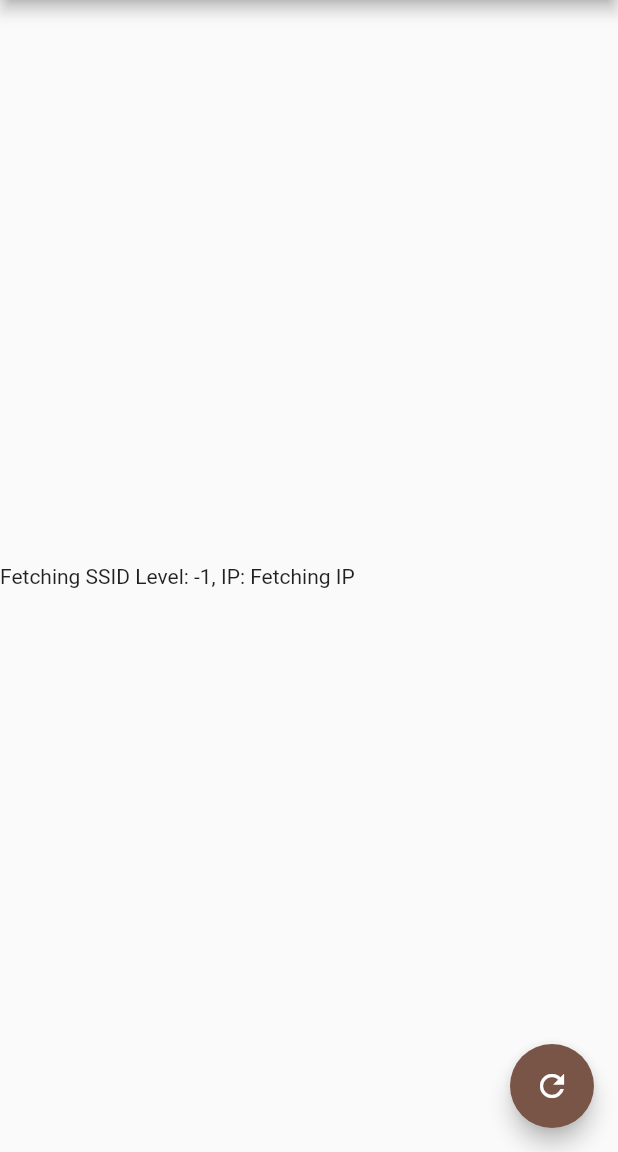
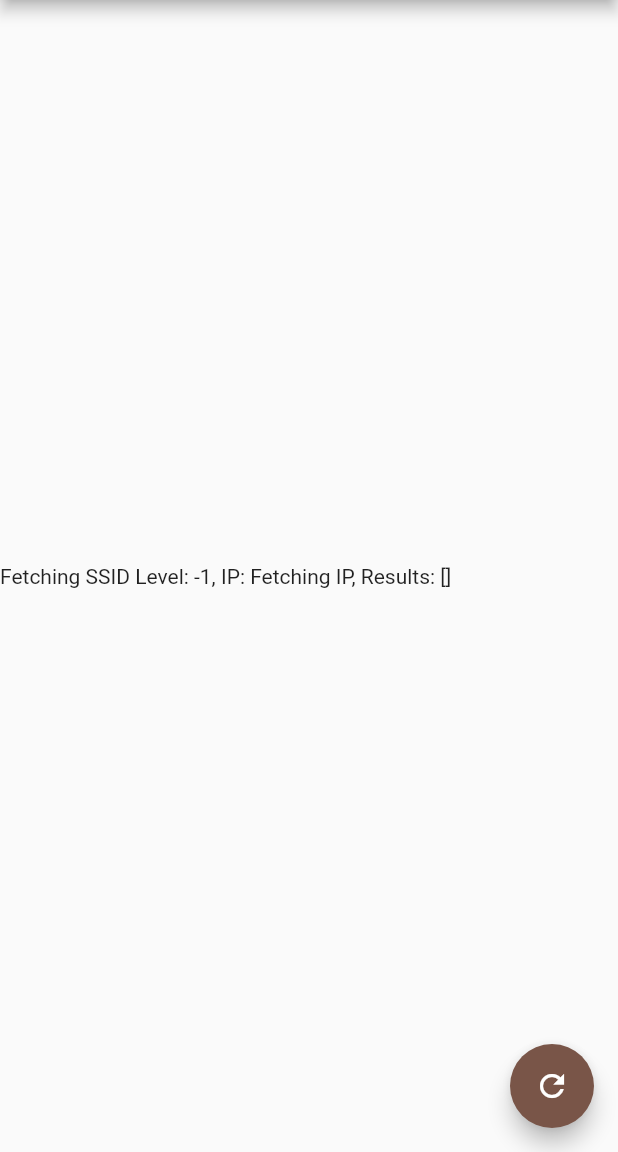
Before and after one commit to Deep27/wifi-scanner, a Flutter app: the screen it shows after launch, after a tap on the "refresh" icon, on a phone screen of 412 x 824 dp, the part 84-1236 px from its top. Run offline on Flutter 3.47's test engine with Material 2 defaults, Android fonts, the phone set to English and light mode, and no system bars; our stand-ins replace logger; missing offline and left inert: wifi.

Commit message:
D: Last update for today.

```diff
--- a/lib/widget/home_page.dart
+++ b/lib/widget/home_page.dart
@@ -24,12 +24,12 @@ class _HomePageState extends State<HomePage> {
   }
 
   void _fetchData() async {
-    _log.i('SSID: $_ssid, Level: $_level, IP: $_ip');
+    _log.i('[Before update] SSID: $_ssid, Level: $_level, IP: $_ip, Results: $_wifiResults');
     String ssid = await Wifi.ssid;
     int level = await Wifi.level;
     String ip = await Wifi.ip;
     // var result = Wifi.connection('ssid', 'password');
-    List<WifiResult> results = await Wifi.list('key');
+    List<WifiResult> results = await Wifi.list('RT-5WiFi-F0FB');
     setState(() {
       _ssid = ssid;
       _level = level;
@@ -38,7 +38,7 @@ class _HomePageState extends State<HomePage> {
       _wifiResults.clear();
       _wifiResults.addAll(results);
     });
-    _log.i('SSID: $_ssid, Level: $_level, IP: $_ip');
+    _log.i('[After update] SSID: $_ssid, Level: $_level, IP: $_ip, Results: $_wifiResults');
   }
 
   @override
--- a/lib/widget/wifi_spot_list_element.dart
+++ b/lib/widget/wifi_spot_list_element.dart
@@ -6,15 +6,15 @@ class WifiSpotListElement extends StatelessWidget {
   final int _level;
   final String _ip;
   final _result;
-  final List<WifiResult> _results;
+  final List<WifiResult> _wifiResults;
 
   WifiSpotListElement(
-      this._name, this._level, this._ip, this._result, this._results);
+      this._name, this._level, this._ip, this._result, this._wifiResults);
 
   @override
   Widget build(BuildContext context) {
     return Container(
-      child: Text('$_name Level: $_level, IP: $_ip'),
+      child: Text('$_name Level: $_level, IP: $_ip, Results: $_wifiResults'),
     );
   }
 }
```
Also changed, not shown: 5 other files.
